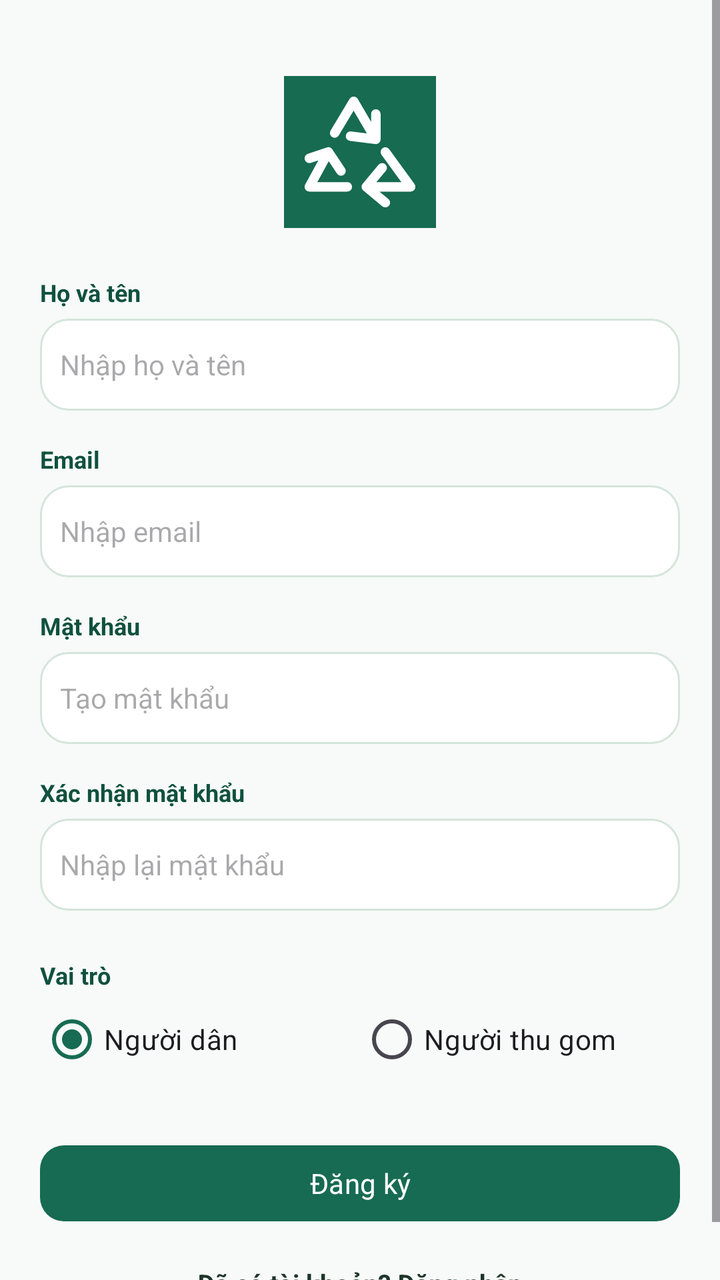
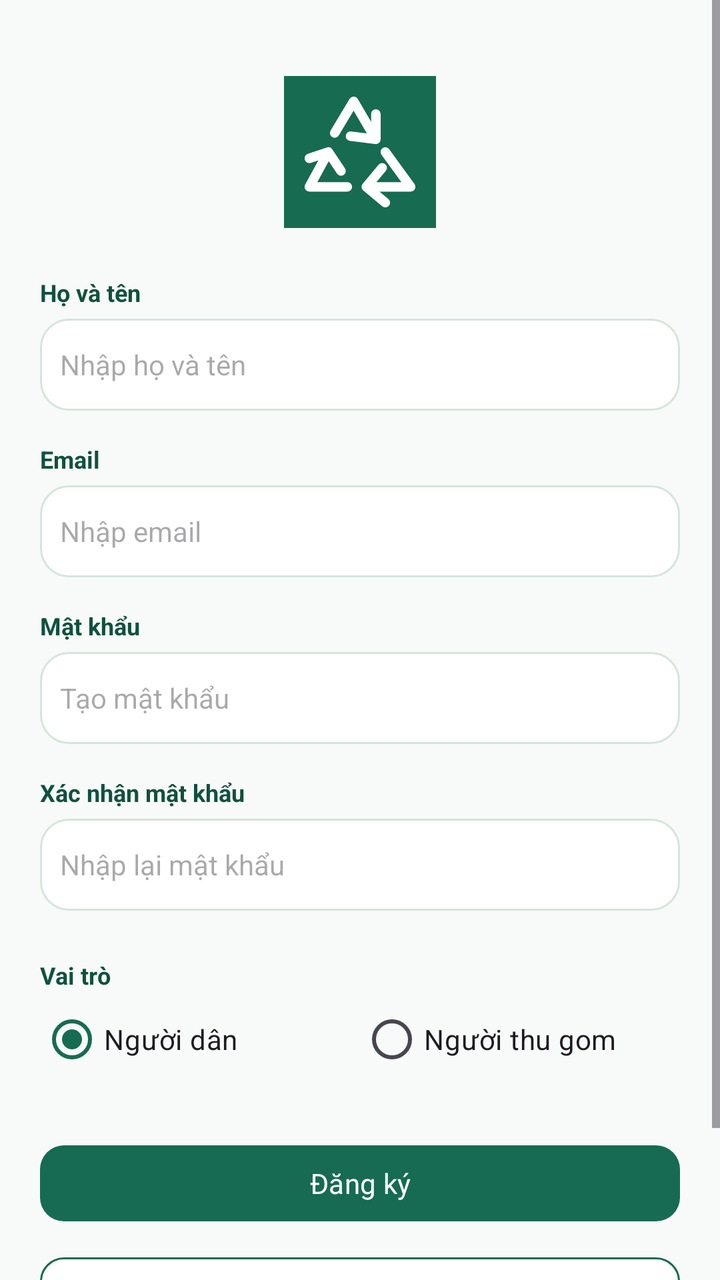

Compare the two renders of this Android layout. The source of the first and the diff that turns it into the second are given below.
<!-- AndroidManifest.xml: application theme Theme.RecycleCollect -->
<!-- res/layout/activity_register.xml -->
<?xml version='1.0' encoding='utf-8'?>
<ScrollView xmlns:android="http://schemas.android.com/apk/res/android" android:layout_width="match_parent" android:layout_height="match_parent" android:background="@color/surface" android:fillViewport="true">
  <LinearLayout android:layout_width="match_parent" android:layout_height="wrap_content" android:orientation="vertical" android:padding="20dp">
    <ImageView android:layout_width="76dp" android:layout_height="76dp" android:src="@drawable/ic_recycle" android:contentDescription="Logo tái chế" android:layout_gravity="center_horizontal" android:layout_marginTop="18dp"/>
    <TextView android:layout_width="match_parent" android:layout_height="wrap_content" android:text="Họ và tên" android:textSize="12sp" android:textStyle="bold" android:textColor="@color/green_dark" android:layout_marginTop="24dp"/>
    <EditText android:layout_width="match_parent" android:layout_height="46dp" android:id="@+id/register_name" android:hint="Nhập họ và tên" android:inputType="text" android:background="@drawable/bg_card" android:paddingStart="10dp" android:paddingEnd="10dp" android:textSize="14sp" android:textColor="@color/ink" android:layout_marginTop="5dp"/>
    <TextView android:layout_width="match_parent" android:layout_height="wrap_content" android:text="Email" android:textSize="12sp" android:textStyle="bold" android:textColor="@color/green_dark" android:layout_marginTop="16dp"/>
    <EditText android:layout_width="match_parent" android:layout_height="46dp" android:id="@+id/register_email" android:hint="Nhập email" android:inputType="textEmailAddress" android:background="@drawable/bg_card" android:paddingStart="10dp" android:paddingEnd="10dp" android:textSize="14sp" android:textColor="@color/ink" android:layout_marginTop="5dp"/>
    <TextView android:layout_width="match_parent" android:layout_height="wrap_content" android:text="Mật khẩu" android:textSize="12sp" android:textStyle="bold" android:textColor="@color/green_dark" android:layout_marginTop="16dp"/>
    <EditText android:layout_width="match_parent" android:layout_height="46dp" android:id="@+id/register_password" android:hint="Tạo mật khẩu" android:inputType="textPassword" android:background="@drawable/bg_card" android:paddingStart="10dp" android:paddingEnd="10dp" android:textSize="14sp" android:textColor="@color/ink" android:layout_marginTop="5dp"/>
    <TextView android:layout_width="match_parent" android:layout_height="wrap_content" android:text="Xác nhận mật khẩu" android:textSize="12sp" android:textStyle="bold" android:textColor="@color/green_dark" android:layout_marginTop="16dp"/>
    <EditText android:layout_width="match_parent" android:layout_height="46dp" android:id="@+id/register_confirm" android:hint="Nhập lại mật khẩu" android:inputType="textPassword" android:background="@drawable/bg_card" android:paddingStart="10dp" android:paddingEnd="10dp" android:textSize="14sp" android:textColor="@color/ink" android:layout_marginTop="5dp"/>
    <TextView android:layout_width="match_parent" android:layout_height="wrap_content" android:text="Vai trò" android:textSize="12sp" android:textStyle="bold" android:textColor="@color/green_dark" android:layout_marginTop="24dp"/>
    <RadioGroup android:layout_width="match_parent" android:layout_height="48dp" android:id="@+id/register_role" android:orientation="horizontal">
      <RadioButton android:layout_width="0dp" android:layout_height="match_parent" android:id="@+id/role_resident" android:text="Người dân" android:layout_weight="1" android:checked="true" android:buttonTint="@color/ink"/>
      <RadioButton android:layout_width="0dp" android:layout_height="match_parent" android:id="@+id/role_collector" android:text="Người thu gom" android:layout_weight="1" android:buttonTint="@color/ink"/>
    </RadioGroup>
    <Button android:layout_width="match_parent" android:layout_height="46dp" android:id="@+id/btn_next" android:text="Đăng ký" android:layout_marginTop="25dp"/>
    <TextView android:layout_width="match_parent" android:layout_height="wrap_content" android:id="@+id/register_login" android:text="Đã có tài khoản? Đăng nhập" android:textSize="13sp" android:textStyle="bold" android:textColor="@color/ink" android:layout_marginTop="18dp" android:gravity="center"/>
  </LinearLayout>
</ScrollView>
<!-- resources referenced by this layout -->
<resources>
  <color name="green_dark">#10513E</color>
  <color name="ink">#1E352C</color>
  <color name="surface">#F7FAF8</color>
  <!-- drawable bg_card (drawable) -->
  <?xml version="1.0" encoding="utf-8"?>
  <shape xmlns:android="http://schemas.android.com/apk/res/android">
    <solid android:color="#FFFFFF"/>
    <corners android:radius="14dp"/>
    <stroke android:width="1dp" android:color="@color/line"/>
  </shape>
  <!-- drawable ic_recycle (drawable) -->
  <?xml version="1.0" encoding="utf-8"?>
  <vector
      xmlns:android="http://schemas.android.com/apk/res/android"
      android:width="48dp"
      android:height="48dp"
      android:viewportWidth="48"
      android:viewportHeight="48">
    <path android:fillColor="#166B50" android:pathData="M0,0h48v48h-48z"/>
    <path
        android:fillColor="@android:color/transparent"
        android:strokeColor="#FFFFFF"
        android:strokeWidth="3"
        android:strokeLineJoin="round"
        android:strokeLineCap="round"
        android:pathData="M16,18L22,8L29,20M29,12L29,20L21,19M32,24L40,35L26,35M32,40L26,35L31,29M20,35L8,35L14,24M8,26L14,24L18,30"/>
  </vector>
  <style name="Theme.RecycleCollect" parent="Theme.Material3.Light.NoActionBar">
      <item name="android:fontFamily">sans-serif</item>
      <item name="colorPrimary">@color/green</item>
      <item name="colorOnPrimary">#FFFFFF</item>
      <item name="colorSecondary">@color/green</item>
      <item name="colorAccent">@color/green</item>
      <item name="android:colorAccent">@color/green</item>
      <item name="android:windowBackground">@color/surface</item>
      <item name="android:navigationBarColor">#FFFFFF</item>
      <item name="android:statusBarColor">@color/green_dark</item>
      <item name="android:windowLightStatusBar">false</item>
      <item name="android:textColorPrimary">@color/ink</item>
      <item name="materialButtonStyle">@style/WireButton</item>
    </style>
  <color name="line">#D5E5DB</color>
  <color name="green">#176B52</color>
  <style name="WireButton" parent="Widget.Material3.Button">
      <item name="cornerRadius">12dp</item>
      <item name="backgroundTint">@color/green</item>
      <item name="android:textColor">#FFFFFF</item>
      <item name="android:textAllCaps">false</item>
      <item name="android:minHeight">44dp</item>
    </style>
</resources>

<!-- the commit's change to res/layout/activity_register.xml (unified diff, before → after) -->
@@ -16,6 +16,7 @@
       <RadioButton android:layout_width="0dp" android:layout_height="match_parent" android:id="@+id/role_collector" android:text="Người thu gom" android:layout_weight="1" android:buttonTint="@color/ink"/>
     </RadioGroup>
     <Button android:layout_width="match_parent" android:layout_height="46dp" android:id="@+id/btn_next" android:text="Đăng ký" android:layout_marginTop="25dp"/>
+    <Button android:layout_width="match_parent" android:layout_height="46dp" android:id="@+id/register_google" android:text="Tiếp tục bằng Google" android:layout_marginTop="10dp" style="@style/SecondaryButton"/>
     <TextView android:layout_width="match_parent" android:layout_height="wrap_content" android:id="@+id/register_login" android:text="Đã có tài khoản? Đăng nhập" android:textSize="13sp" android:textStyle="bold" android:textColor="@color/ink" android:layout_marginTop="18dp" android:gravity="center"/>
   </LinearLayout>
 </ScrollView>
<!-- resource entries referenced after the edit -->
@@ -27,6 +27,15 @@
         android:strokeLineCap="round"
         android:pathData="M16,18L22,8L29,20M29,12L29,20L21,19M32,24L40,35L26,35M32,40L26,35L31,29M20,35L8,35L14,24M8,26L14,24L18,30"/>
   </vector>
+  <style name="SecondaryButton" parent="Widget.Material3.Button.OutlinedButton">
+      <item name="cornerRadius">12dp</item>
+      <item name="strokeColor">@color/green</item>
+      <item name="strokeWidth">1dp</item>
+      <item name="backgroundTint">#FFFFFF</item>
+      <item name="android:textColor">@color/green</item>
+      <item name="android:textAllCaps">false</item>
+      <item name="android:minHeight">44dp</item>
+    </style>
   <style name="Theme.RecycleCollect" parent="Theme.Material3.Light.NoActionBar">
       <item name="android:fontFamily">sans-serif</item>
       <item name="colorPrimary">@color/green</item>
